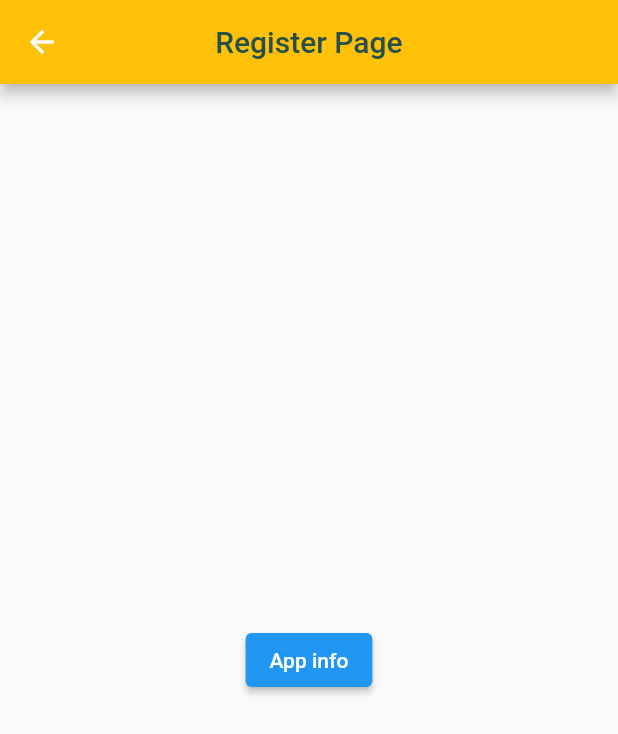
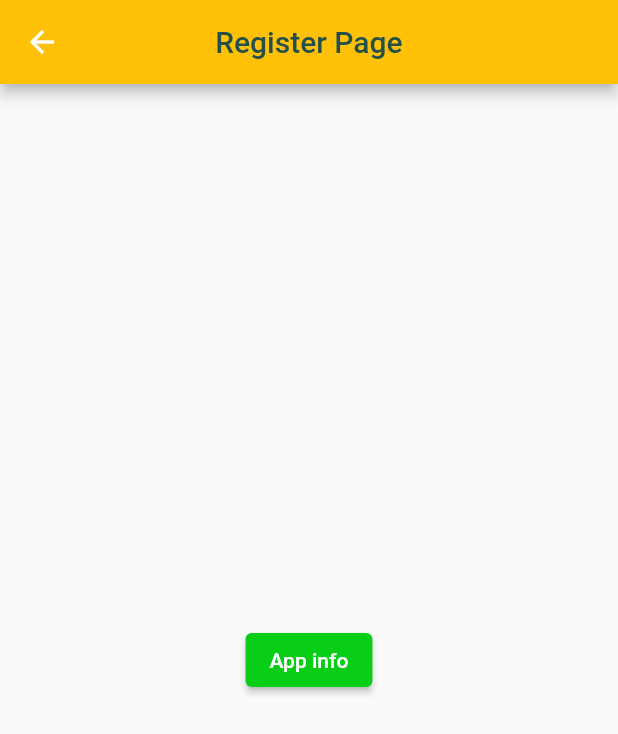
Before and after one commit to indieka900/second-flutter-app, a Flutter app: the screen it shows after launch, after a tap on "Register", on a phone screen of 412 x 824 dp. Shown: the top 734 px of the screen. Run offline on Flutter 3.47's test engine with Material 2 defaults, Android fonts, the phone set to English and light mode, and no system bars.

Commit message:
Second tutorial

```diff
--- a/lib/main.dart
+++ b/lib/main.dart
@@ -66,7 +66,14 @@ class _WelcomePageState extends State<WelcomePage> {
           child: Column(
             children: [
               const SizedBox(
-                height: 60.0,
+                height: 15.0,
+              ),
+              Divider(
+                color: Color.fromARGB(255, 1, 31, 29),
+                height: 20,
+                thickness: 2,
+                indent: 10,
+                endIndent: 10,
               ),
               Row(
                 mainAxisAlignment: MainAxisAlignment.center,
@@ -95,7 +102,8 @@ class _WelcomePageState extends State<WelcomePage> {
                   ),
                   ElevatedButton(
                     style: ElevatedButton.styleFrom(
-                        backgroundColor: Colors.indigo[600]),
+                      backgroundColor: Colors.indigo[600],
+                    ),
                     onPressed: () {
                       Navigator.of(context).push(
                         MaterialPageRoute(builder: (context) {
@@ -111,14 +119,21 @@ class _WelcomePageState extends State<WelcomePage> {
                 ],
               ),
               const SizedBox(
+                height: 10,
+              ),
+              Divider(
+                color: Color.fromARGB(255, 71, 48, 48),
                 height: 20,
+                thickness: 2,
+                indent: 10,
+                endIndent: 10,
               ),
               Row(
                 mainAxisAlignment: MainAxisAlignment.center,
                 children: [
                   ElevatedButton(
                     style: ElevatedButton.styleFrom(
-                      backgroundColor: Colors.red[600],
+                      backgroundColor: Color.fromARGB(255, 10, 139, 122),
                     ),
                     onPressed: () {
                       setState(() {
@@ -147,8 +162,15 @@ class _WelcomePageState extends State<WelcomePage> {
                   ),
                 ],
               ),
+              Divider(
+                color: Color.fromARGB(255, 49, 28, 28),
+                height: 20,
+                thickness: 2,
+                indent: 10,
+                endIndent: 10,
+              ),
               const SizedBox(
-                height: 45,
+                height: 25,
               ),
 
               //Image.asset(currentPath),
--- a/lib/pages/register.dart
+++ b/lib/pages/register.dart
@@ -27,6 +27,9 @@ class _RegisterState extends State<Register> {
       ),
       body: Center(
         child: ElevatedButton(
+          style: ElevatedButton.styleFrom(
+            backgroundColor: Color.fromARGB(255, 8, 206, 24),
+          ),
           onPressed: () {
             showDialog(
               context: context,
```
